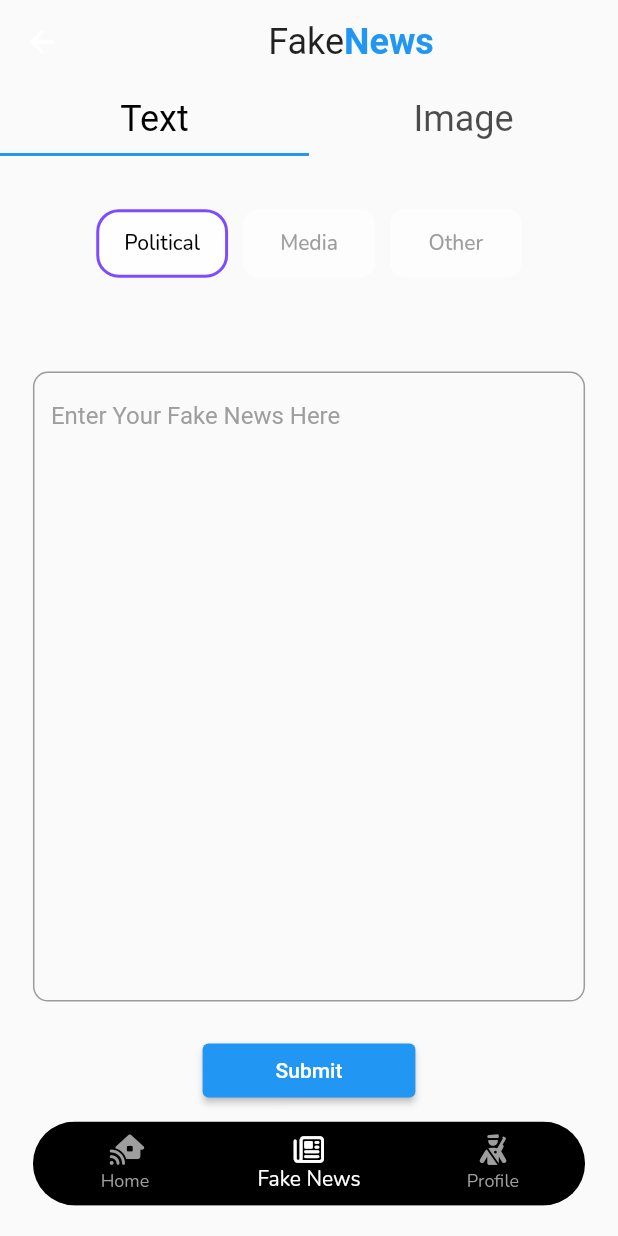
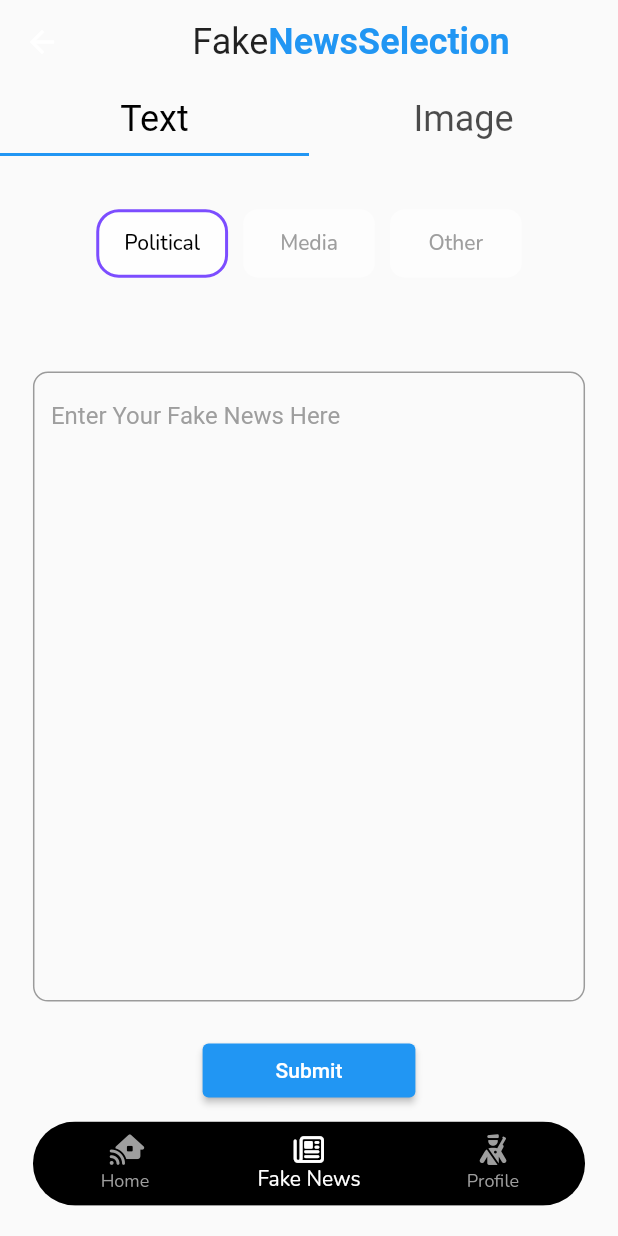
Before and after one commit to ys1113457623/fake_news_detector, a Flutter app: the screen it shows after launch, after a tap on "Search Fake News", on a phone screen of 412 x 824 dp. Run offline on Flutter 3.47's test engine with Material 2 defaults, Android fonts, the phone set to English and light mode, and no system bars; our stand-ins replace cached_network_image, carousel_slider, flutter_screenutil, font_awesome_flutter, get, google_fonts and 2 more; network calls fail.

Commit message:
prototype ready

```diff
--- a/lib/views/fake_news.dart
+++ b/lib/views/fake_news.dart
@@ -107,6 +107,12 @@ class _FakeNewsState extends State<FakeNews> {
               ),
               Text(
                 "News",
+                style: Theme.of(context).textTheme.headline5.copyWith(
+                    color: Theme.of(context).indicatorColor,
+                    fontWeight: FontWeight.w600),
+              ),
+              Text(
+                "Selection",
                 style: Theme.of(context).textTheme.headline5.copyWith(
                     color: Theme.of(context).indicatorColor,
                     fontWeight: FontWeight.w600),
--- a/lib/views/homepage.dart
+++ b/lib/views/homepage.dart
@@ -7,6 +7,7 @@ import 'package:google_fonts/google_fonts.dart';
 import '../helper/news.dart';
 import '../helper/widgets.dart';
 import '../models/categorie_model.dart';
+
 class HomePage extends StatefulWidget {
   @override
   _HomePageState createState() => _HomePageState();
@@ -91,7 +92,7 @@ class _HomePageState extends State<HomePage> {
                             options: CarouselOptions(
                                 viewportFraction: 0.8,
                                 initialPage: 1,
-                                aspectRatio: 1.5,
+                                aspectRatio: 1.6,
                                 disableCenter: true,
                                 enlargeCenterPage: false,
                                 enableInfiniteScroll: false),
@@ -127,7 +128,7 @@ class _HomePageState extends State<HomePage> {
                             options: CarouselOptions(
                                 viewportFraction: 0.8,
                                 initialPage: 1,
-                                aspectRatio: 1.5,
+                                aspectRatio: 1.6,
                                 disableCenter: true,
                                 enlargeCenterPage: false,
                                 enableInfiniteScroll: false),
```
Also changed, not shown: lib/helper/widgets.dart (+14 -6 lines), lib/views/article_view.dart (+14 -9 lines).
